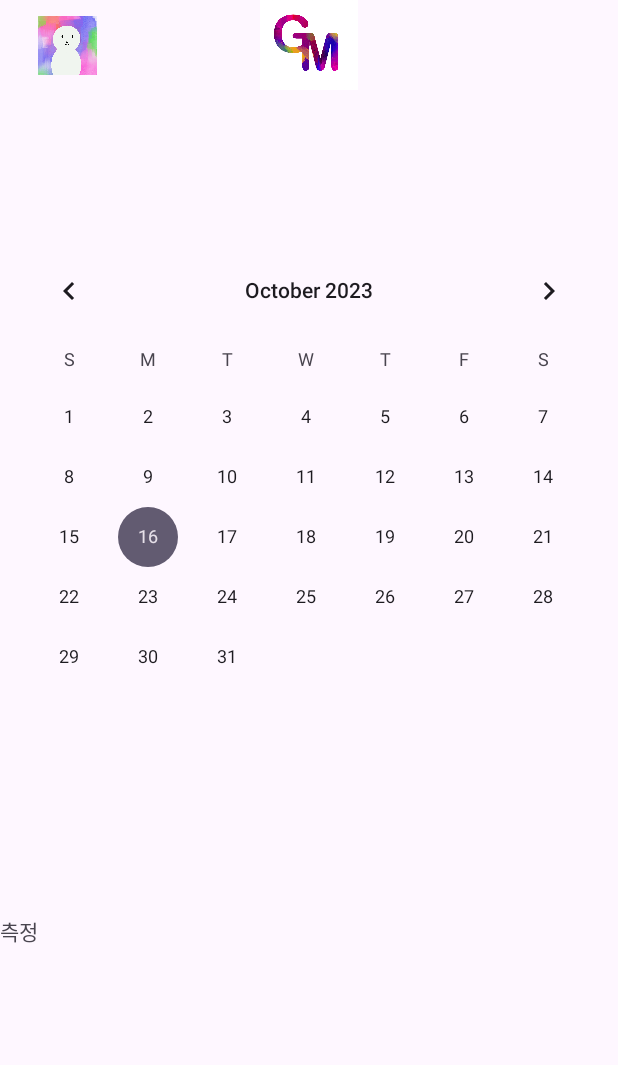
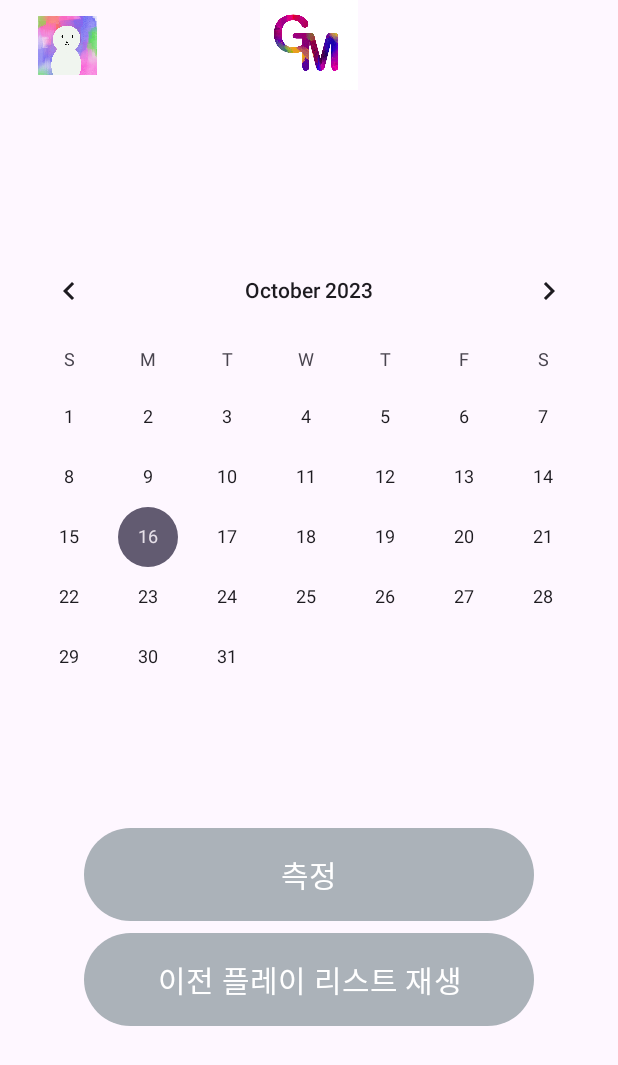
Before and after one commit to kimvideo/G.M, an Android app: the screen it shows after launch (MainActivity), on a phone screen of 412 x 824 dp. Shown: the top 1065 px of the screen. Run offline under Robolectric (Android 15) with nearby library versions, the phone set to English and light mode, and no system bars.

Commit message:
메인화면 만드는 중 나머지 구상하세요

```diff
--- a/app/src/main/res/layout/activity_main.xml
+++ b/app/src/main/res/layout/activity_main.xml
@@ -20,7 +20,7 @@
             android:layout_marginLeft="20dp"
             android:layout_marginTop="5dp"
             android:padding="5dp"
-            android:src="@drawable/userImg"
+            android:src="@drawable/useimg"
 
             />
 
@@ -44,12 +44,12 @@
     <LinearLayout
 
         android:layout_width="match_parent"
-        android:layout_height="450dp"
+        android:layout_height="383dp"
         android:text="text2">
         <!--캘린더-->
         <CalendarView
             android:layout_width="match_parent"
-            android:layout_height="match_parent"
+            android:layout_height="400dp"
 
             />
 
@@ -58,11 +58,25 @@
     <LinearLayout
         android:layout_width="match_parent"
         android:layout_height="150dp"
-        android:text="text2">
-        <TextView
-            android:layout_width="wrap_content"
-            android:layout_height="wrap_content"
-            android:text = "측정 " />
+        android:orientation="vertical"
+        android:gravity="center">
+        <!-- 측정 버튼-->
+        <Button
+            android:gravity="center"
+            android:layout_width="300dp"
+            android:layout_height="70dp"
+            android:text="측정"
+            android:textSize="20dp"
+            />
+        <Button
+            android:gravity="center"
+            android:layout_width="300dp"
+            android:layout_height="70dp"
+            android:text="이전 플레이 리스트 재생"
+            android:textSize="20dp"
+
+            />
+
 
     </LinearLayout>
 
--- a/app/src/main/res/values/themes.xml
+++ b/app/src/main/res/values/themes.xml
@@ -2,7 +2,7 @@
     <!-- Base application theme. -->
     <style name="Base.Theme.Capstone_MyApplication" parent="Theme.Material3.DayNight.NoActionBar">
         <!-- Customize your light theme here. -->
-        <!-- <item name="colorPrimary">@color/my_light_primary</item> -->
+        <item name="colorPrimary">#ABB2B9</item>
     </style>
 
     <style name="Theme.Capstone_MyApplication" parent="Base.Theme.Capstone_MyApplication" />
```
Also changed, not shown: app/src/main/res/drawable/useimg.jpg (renamed from app/src/main/res/drawable/userImg.jpg).
